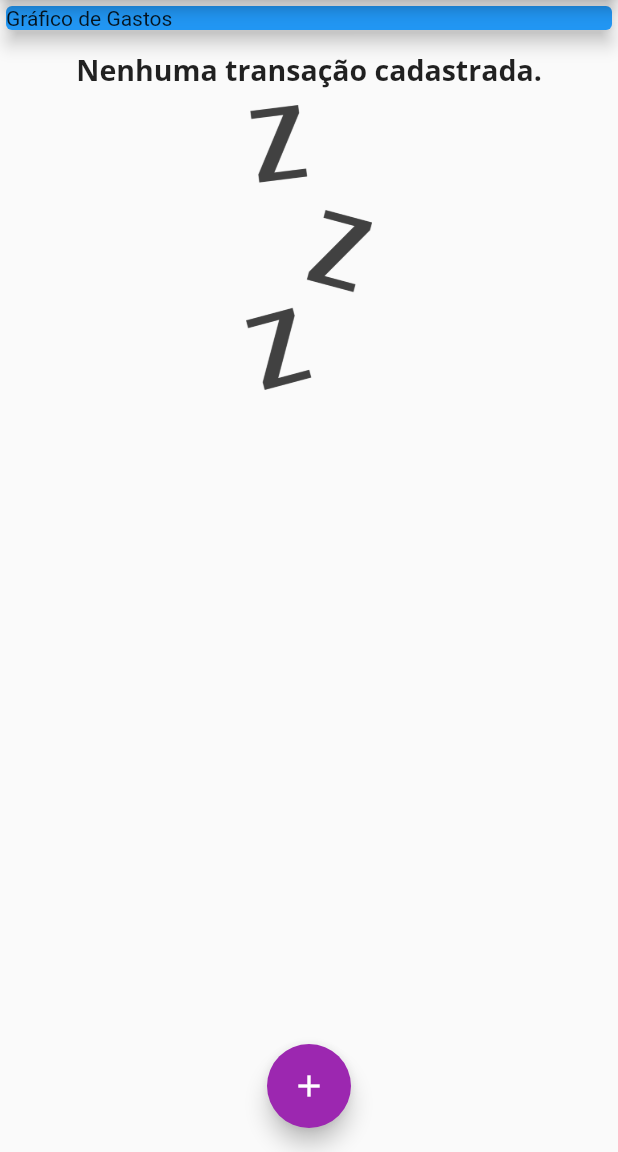
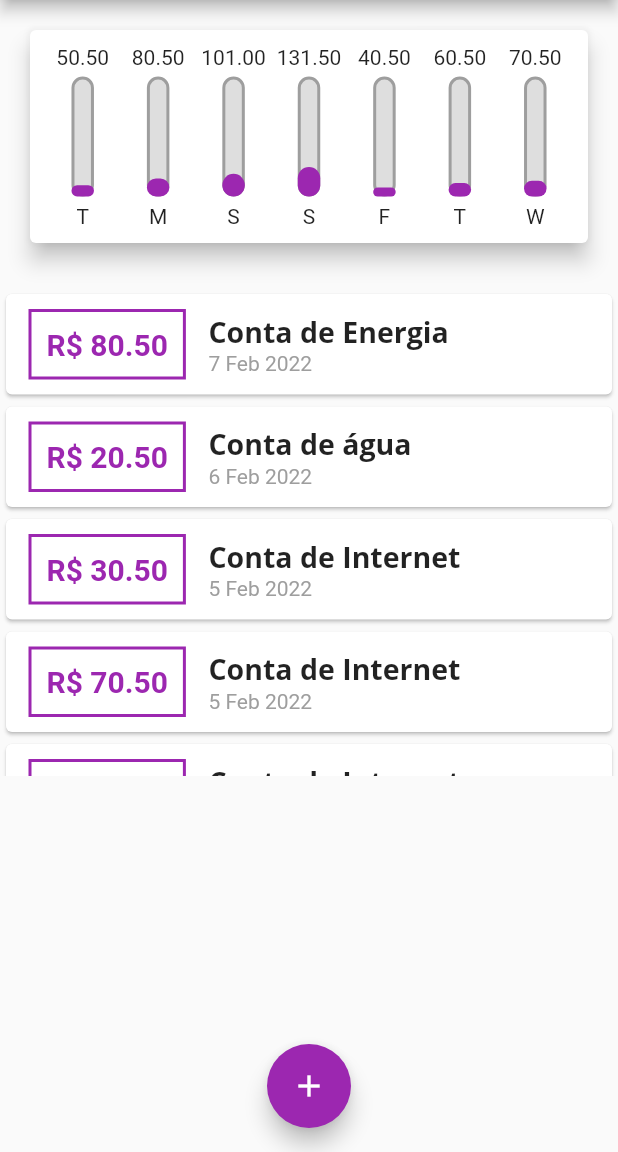
Before and after one commit to mateusmeds/expenses, a Flutter app: the screen it shows after launch, on a phone screen of 412 x 824 dp, the part 84-1236 px from its top. Run offline on Flutter 3.47's test engine with Material 2 defaults, Android fonts, the phone set to English and light mode, and no system bars.

Commit message:
Criando gráfico de gastos diários dos últimos 7 dias

```diff
--- /dev/null
+++ b/lib/components/chart.dart
@@ -0,0 +1,84 @@
+import 'package:expenses/components/chart_bar.dart';
+import 'package:expenses/models/transaction.dart';
+import 'package:flutter/material.dart';
+import 'package:intl/intl.dart';
+
+///Widget que exibe o gráfico de gastos dos últimos 7 dias da semana
+class Chart extends StatelessWidget {
+  ///Lista de transações dos últimos 7 dias.
+  final List<Transaction> recentTransactions;
+
+  Chart(this.recentTransactions, {Key? key}) : super(key: key);
+
+  ///Valor total do gasto da semana
+  double get totalExpenseWeek {
+    return groupedTransacations.fold(0.0, (sum, transaction) {
+      return sum + (transaction['value'] as double);
+    });
+  }
+
+  ///Cria lista com as inicais dos dias da semana
+  ///e o somatório do total de gasto de cada dia.
+  ///A lista é criado com base no dia atual. Se hoje é quinta,
+  ///o retorno é: (sexta) - S S D S T Q Q - (quinta)
+  List<Map<String, Object>> get groupedTransacations {
+    //Gera uma lista com x (7) elementos
+    return List.generate(7, (index) {
+      //Subtraindo o dia atual com os indexx [0, 6]
+      final weekDay = DateTime.now().subtract(
+        Duration(days: index),
+      );
+
+      //Soma total do gasto do dia
+      double totalSum = 0;
+
+      //Verifica se a transação foi no dia atual
+      for (var i = 0; i < recentTransactions.length; i++) {
+        bool sameDay = recentTransactions[i].date.day == weekDay.day;
+        bool sameMonth = recentTransactions[i].date.month == weekDay.month;
+        bool sameYear = recentTransactions[i].date.year == weekDay.year;
+
+        //Caso seja, entra para a soma deste dia
+        if (sameDay && sameMonth && sameYear) {
+          totalSum += recentTransactions[i].value;
+        }
+      }
+
+      //Primeira letra do nome do dia da semana.
+      String firstLetterDay = DateFormat.E().format(weekDay)[0];
+
+      debugPrint(firstLetterDay);
+      debugPrint(totalSum.toString());
+
+      return {
+        'day': firstLetterDay,
+        'value': totalSum,
+      };
+    });
+  }
+
+  @override
+  Widget build(BuildContext context) {
+    debugPrint("Total: ${totalExpenseWeek.toString()}");
+    return Card(
+      elevation: 6,
+      margin: EdgeInsets.all(20),
+      child: Padding(
+        padding: const EdgeInsets.all(10),
+        child: Row(
+          mainAxisAlignment: MainAxisAlignment.spaceAround,
+          children: groupedTransacations.map((transaction) {
+            return Flexible(
+              fit: FlexFit.tight,
+              child: ChartBar(
+                label: transaction['day'].toString(),
+                value: transaction['value'] as double,
+                percentage: (transaction['value'] as double) / totalExpenseWeek,
+              ),
+            );
+          }).toList(),
+        ),
+      ),
+    );
+  }
+}
--- /dev/null
+++ b/lib/components/chart_bar.dart
@@ -0,0 +1,51 @@
+import 'package:flutter/material.dart';
+
+class ChartBar extends StatelessWidget {
+  final String label;
+  final double value;
+  final double percentage;
+
+  const ChartBar({
+    required this.label,
+    required this.value,
+    required this.percentage,
+    Key? key,
+  }) : super(key: key);
+
+  @override
+  Widget build(BuildContext context) {
+    return Column(
+      children: [
+        FittedBox(
+          child: Text(value.toStringAsFixed(2)),
+        ),
+        SizedBox(height: 5),
+        Container(
+          height: 80,
+          width: 15,
+          child: Stack(
+            alignment: Alignment.bottomCenter,
+            children: [
+              Container(
+                decoration: BoxDecoration(
+                    border: Border.all(color: Colors.grey, width: 2),
+                    color: const Color.fromRGBO(222, 222, 222, 1),
+                    borderRadius: BorderRadius.circular(10)),
+              ),
+              FractionallySizedBox(
+                heightFactor: percentage,
+                child: Container(
+                  decoration: BoxDecoration(
+                      color: Theme.of(context).primaryColor,
+                      borderRadius: BorderRadius.circular(10)),
+                ),
+              )
+            ],
+          ),
+        ),
+        SizedBox(height: 5),
+        Text(label)
+      ],
+    );
+  }
+}
--- a/lib/main.dart
+++ b/lib/main.dart
@@ -1,5 +1,6 @@
 import 'dart:math';
 
+import 'package:expenses/components/chart.dart';
 import 'package:expenses/components/transaction_form.dart';
 import 'package:flutter/material.dart';
 
@@ -21,12 +22,10 @@ class ExpenseApp extends StatelessWidget {
         primarySwatch: Colors.purple,
         fontFamily: 'Quicksand',
         textTheme: ThemeData.light().textTheme.copyWith(
-          headline6: TextStyle(
-            fontFamily: 'OpenSans',
-            fontSize: 19,
-            fontWeight: FontWeight.bold
-          )
-        ),
+            headline6: TextStyle(
+                fontFamily: 'OpenSans',
+                fontSize: 19,
+                fontWeight: FontWeight.bold)),
       ),
     );
   }
@@ -39,42 +38,81 @@ class HomePage extends StatefulWidget {
 
 class _HomePageState extends State<HomePage> {
   final List<Transaction> _transactions = [
-    // Transaction(
-    //     id: "t1",
-    //     title: "Conta de Energia",
-    //     value: 195.89,
-    //     date: DateTime.now()),
-    // Transaction(
-    //     id: "t2",
-    //     title: "Conta de Energia",
-    //     value: 195.89,
-    //     date: DateTime.now()),
-    // Transaction(
-    //     id: "t3",
-    //     title: "Conta de Energia",
-    //     value: 195.89,
-    //     date: DateTime.now()),
-    // Transaction(
-    //     id: "t4",
-    //     title: "Conta de Energia",
-    //     value: 195.89,
-    //     date: DateTime.now()),
-    // Transaction(
-    //     id: "t5",
-    //     title: "Conta de Energia",
-    //     value: 195.89,
-    //     date: DateTime.now()),
-    // Transaction(
-    //     id: "t6",
-    //     title: "Conta de Energia",
-    //     value: 195.89,
-    //     date: DateTime.now()),
-    // Transaction(
-    //     id: "t7",
-    //     title: "Conta de Energia",
-    //     value: 195.89,
-    //     date: DateTime.now()),
+    Transaction(
+      id: "t1",
+      title: "Conta de Energia",
+      value: 80.5,
+      date: DateTime.now().subtract(Duration(days: 1)),
+    ),
+    Transaction(
+      id: "t2",
+      title: "Conta de água",
+      value: 20.5,
+      date: DateTime.now().subtract(Duration(days: 2)),
+    ),
+    Transaction(
+      id: "t3",
+      title: "Conta de Internet",
+      value: 30.5,
+      date: DateTime.now().subtract(Duration(days: 3)),
+    ),
+    Transaction(
+      id: "t3",
+      title: "Conta de Internet",
+      value: 70.5,
+      date: DateTime.now().subtract(Duration(days: 3)),
+    ),
+    Transaction(
+      id: "t3",
+      title: "Conta de Internet",
+      value: 30.5,
+      date: DateTime.now().subtract(Duration(days: 3)),
+    ),
+    Transaction(
+      id: "t3",
+      title: "Conta de Internet",
+      value: 80.5,
+      date: DateTime.now().subtract(Duration(days: 2)),
+    ),
+    Transaction(
+      id: "t4",
+      title: "Restaurante",
+      value: 40.5,
+      date: DateTime.now().subtract(Duration(days: 4)),
+    ),
+    Transaction(
+      id: "t5",
+      title: "TV a cabo",
+      value: 50.5,
+      date: DateTime.now(),
+    ),
+    Transaction(
+      id: "t6",
+      title: "IPTU",
+      value: 60.5,
+      date: DateTime.now().subtract(Duration(days: 5)),
+    ),
+    Transaction(
+      id: "t7",
+      title: "IPVA",
+      value: 70.5,
+      date: DateTime.now().subtract(Duration(days: 6)),
+    ),
   ];
+
+  ///Retorna a lista de transações dos últimos 7 dias
+  List<Transaction> get _recentTransactions {
+    return _transactions.where((transaction) {
+      //Verifica se a data da transação está depois de (dia atual - 7)
+      //Será se isso está certo mesmo?
+      //Como está verificando se a data está depois dos últimos 7 dias
+      //Se a pessoa digitar uma data futura ex: 31/03/2050
+      //Pelo que entendi vai passar na condição e será adicionada na lista de transações recentes
+      return transaction.date.isAfter(DateTime.now().subtract(
+        Duration(days: 7),
+      ));
+    }).toList();
+  }
 
   _addTransaction(String title, double value) {
     final newTransaction = Transaction(
@@ -115,10 +153,9 @@ class _HomePageState extends State<HomePage> {
         title: const Text(
           'Despesas Pessoais',
           style: TextStyle(
-            fontFamily: 'OpenSans',
-            fontSize: 20,
-            fontWeight: FontWeight.bold
-          ),
+              fontFamily: 'OpenSans',
+              fontSize: 20,
+              fontWeight: FontWeight.bold),
         ),
         actions: <Widget>[
           IconButton(
@@ -133,14 +170,7 @@ class _HomePageState extends State<HomePage> {
           crossAxisAlignment: CrossAxisAlignment.stretch,
           children: <Widget>[
             //Gráfico de despesas por dia na semana atual
-            Container(
-              width: double.infinity,
-              child: const Card(
-                color: Colors.blue,
-                child: Text("Gráfico de Gastos"),
-                elevation: 5,
-              ),
-            ),
+            Chart(_recentTransactions),
             TransactionList(_transactions),
           ],
         ),
```
